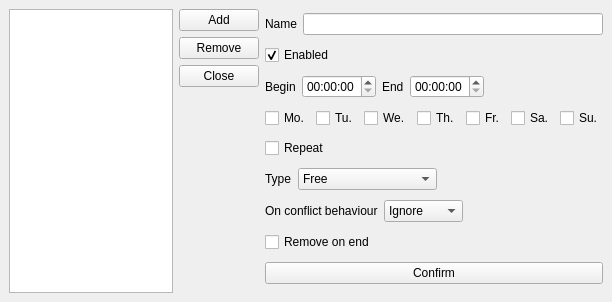
First picture: the form in ClientDownloadGuard/ScheduleWindow.ui, repository Luminatione/ClientDownloadGuard, before the edit.
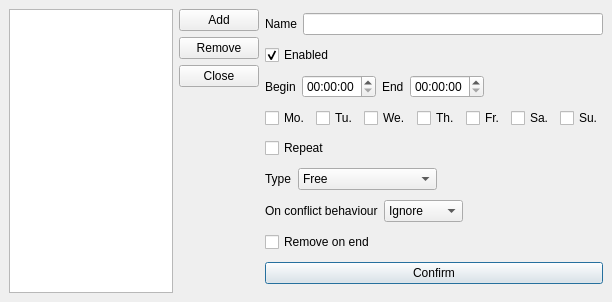
Second picture: the form after the edit.

Diff of the .ui file:
```diff
--- a/ClientDownloadGuard/ScheduleWindow.ui
+++ b/ClientDownloadGuard/ScheduleWindow.ui
@@ -294,6 +294,9 @@
         <property name="text">
          <string>Confirm</string>
         </property>
+        <property name="default">
+         <bool>true</bool>
+        </property>
        </widget>
       </item>
      </layout>
```
Left out of the diff: 9 changed lines with no effect on the pictures.
